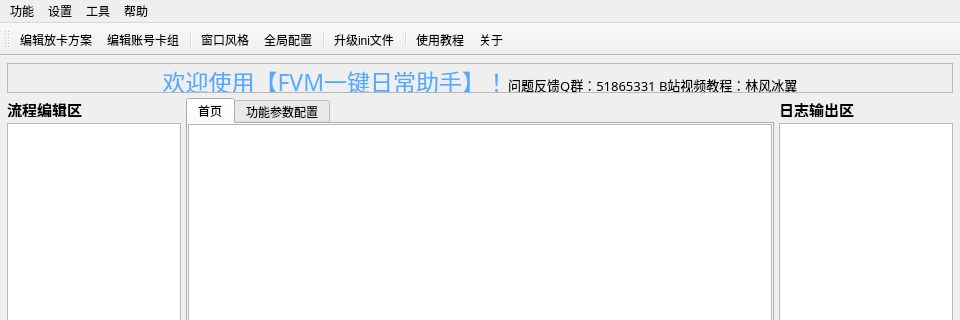
This is AppImplement/UIFiles/MyMainWindow.ui in LinFeng-BingYi/FVM_Backstage_Assistant_LFBY as Qt 5 draws it before an edit; both pictures show x 0 to 960 and y 0 to 320 of the 960 by 600 pixel window. The edited form follows.
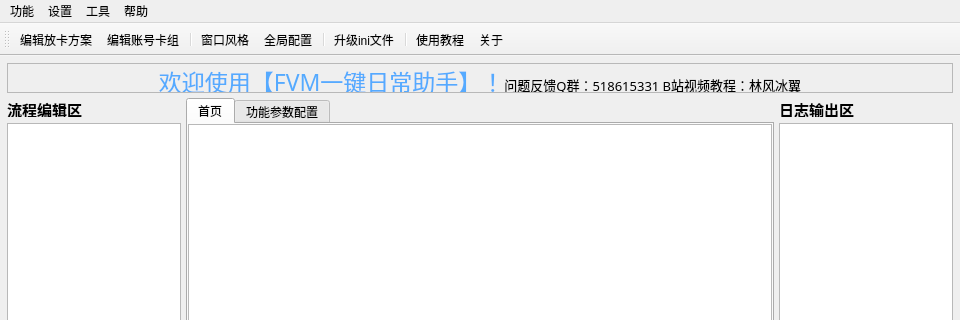
This is the edited form. Custom widgets are drawn as their Qt base class.

Commit message: 修复公会、情侣任务识图阈值过高导致失败失败的问题; 优化流程json文件保存逻辑; 修复公会任务状态为“已领取”时被判定为未完成的问题

Patch:
```diff
--- a/AppImplement/UIFiles/MyMainWindow.ui
+++ b/AppImplement/UIFiles/MyMainWindow.ui
@@ -87,7 +87,7 @@
           <enum>QFrame::StyledPanel</enum>
          </property>
          <property name="text">
-          <string>&lt;html&gt;&lt;head/&gt;&lt;body&gt;&lt;p align=&quot;center&quot;&gt;&lt;span style=&quot; color:#55aaff;&quot;&gt;欢迎使用【FVM一键日常助手】！&lt;/span&gt;&lt;span style=&quot; font-size:10pt;&quot;&gt;问题反馈Q群：51865331 B站视频教程：林风冰翼&lt;/span&gt;&lt;/p&gt;&lt;/body&gt;&lt;/html&gt;</string>
+          <string>&lt;html&gt;&lt;head/&gt;&lt;body&gt;&lt;p align=&quot;center&quot;&gt;&lt;span style=&quot; color:#55aaff;&quot;&gt;欢迎使用【FVM一键日常助手】！&lt;/span&gt;&lt;span style=&quot; font-size:10pt;&quot;&gt;问题反馈Q群：518615331 B站视频教程：林风冰翼&lt;/span&gt;&lt;/p&gt;&lt;/body&gt;&lt;/html&gt;</string>
          </property>
          <property name="alignment">
           <set>Qt::AlignCenter</set>
```
The commit also changes 13 other files.
